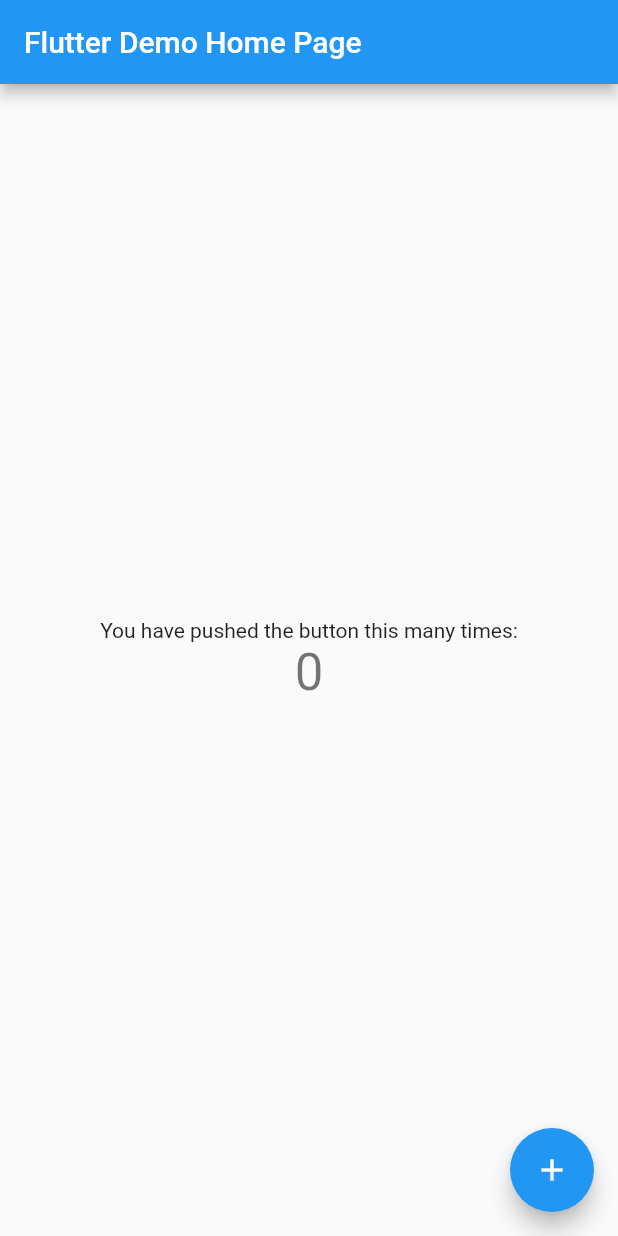
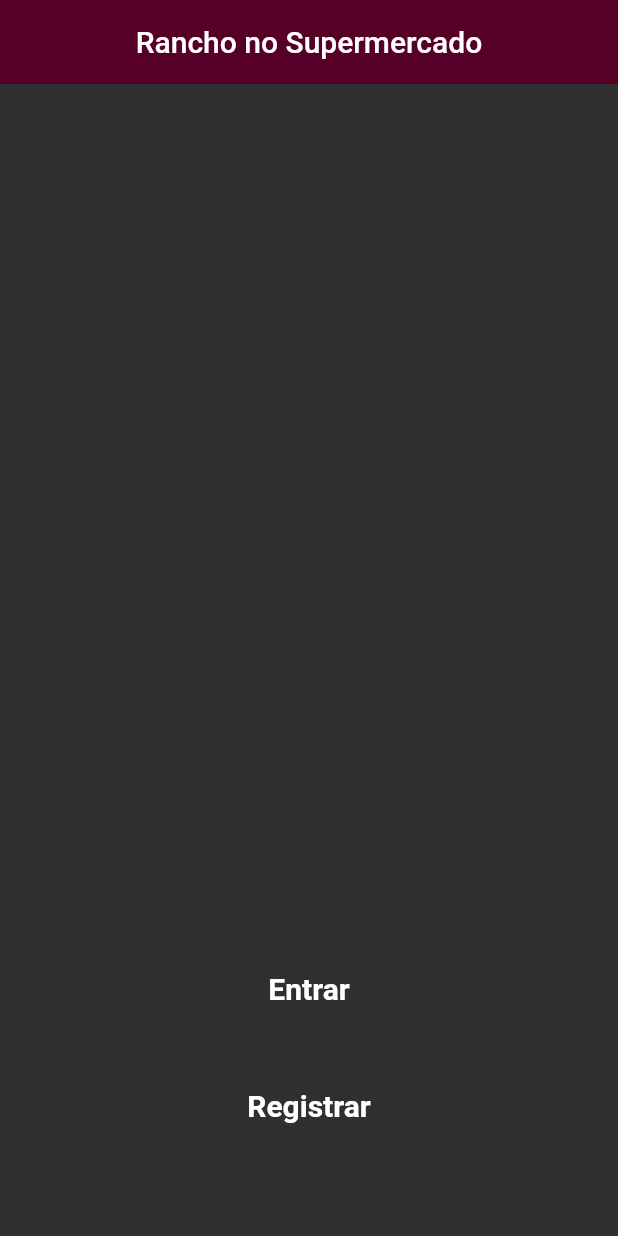
Before and after one commit to alanpasi/rancho_no_supermercado, a Flutter app: the screen it shows after launch, on a phone screen of 412 x 824 dp. Run offline on Flutter 3.47's test engine with Material 2 defaults, Android fonts, the light colour scheme and no system bars; our stand-ins replace cloud_firestore, firebase_auth, flutter_spinkit; accounts and stored records are empty.

Commit message:
Incluído as telas OpeningView, LogingView, RegisterView e MainView

```diff
--- a/lib/main.dart
+++ b/lib/main.dart
@@ -1,117 +1,36 @@
 import 'package:flutter/material.dart';
+import 'package:flutter/services.dart';
+import 'package:provider/provider.dart';
+import 'package:rancho_no_supermercado/services/auth_notifier.dart';
+import 'package:rancho_no_supermercado/services/produto_notifier.dart';
+import 'package:rancho_no_supermercado/views/loging_view.dart';
+import 'package:rancho_no_supermercado/views/main_view.dart';
+import 'package:rancho_no_supermercado/views/opening_view.dart';
+import 'package:rancho_no_supermercado/views/register_view.dart';
 
-void main() {
-  runApp(MyApp());
-}
+void main() => runApp(MyApp());
 
 class MyApp extends StatelessWidget {
   // This widget is the root of your application.
   @override
   Widget build(BuildContext context) {
+    // fixa o aplicativo em modo retrato
+    SystemChrome.setPreferredOrientations([DeviceOrientation.portraitUp]);
     return MaterialApp(
-      title: 'Flutter Demo',
+      debugShowCheckedModeBanner: false,
       theme: ThemeData(
-        // This is the theme of your application.
-        //
-        // Try running your application with "flutter run". You'll see the
-        // application has a blue toolbar. Then, without quitting the app, try
-        // changing the primarySwatch below to Colors.green and then invoke
-        // "hot reload" (press "r" in the console where you ran "flutter run",
-        // or simply save your changes to "hot reload" in a Flutter IDE).
-        // Notice that the counter didn't reset back to zero; the application
-        // is not restarted.
-        primarySwatch: Colors.blue,
-        // This makes the visual density adapt to the platform that you run
-        // the app on. For desktop platforms, the controls will be smaller and
-        // closer together (more dense) than on mobile platforms.
-        visualDensity: VisualDensity.adaptivePlatformDensity,
+        primaryColor: Color(0xff560027),
+        accentColor: Color(0xffbc477b),
+        brightness: Brightness.dark,
       ),
-      home: MyHomePage(title: 'Flutter Demo Home Page'),
+      title: 'Rancho no Supermercado',
+      initialRoute: '/',
+      routes: {
+        '/': (context) => OpeningView(),
+        '/loginView': (context) => LoginView(),
+        '/registerView': (context) => RegisterView(),
+        '/mainView': (context) => MainView(),
+      },
     );
   }
 }
-
-class MyHomePage extends StatefulWidget {
-  MyHomePage({Key key, this.title}) : super(key: key);
-
-  // This widget is the home page of your application. It is stateful, meaning
-  // that it has a State object (defined below) that contains fields that affect
-  // how it looks.
-
-  // This class is the configuration for the state. It holds the values (in this
-  // case the title) provided by the parent (in this case the App widget) and
-  // used by the build method of the State. Fields in a Widget subclass are
-  // always marked "final".
-
-  final String title;
-
-  @override
-  _MyHomePageState createState() => _MyHomePageState();
-}
-
-class _MyHomePageState extends State<MyHomePage> {
-  int _counter = 0;
-
-  void _incrementCounter() {
-    setState(() {
-      // This call to setState tells the Flutter framework that something has
-      // changed in this State, which causes it to rerun the build method below
-      // so that the display can reflect the updated values. If we changed
-      // _counter without calling setState(), then the build method would not be
-      // called again, and so nothing would appear to happen.
-      _counter++;
-    });
-  }
-
-  @override
-  Widget build(BuildContext context) {
-    // This method is rerun every time setState is called, for instance as done
-    // by the _incrementCounter method above.
-    //
-    // The Flutter framework has been optimized to make rerunning build methods
-    // fast, so that you can just rebuild anything that needs updating rather
-    // than having to individually change instances of widgets.
-    return Scaffold(
-      appBar: AppBar(
-        // Here we take the value from the MyHomePage object that was created by
-        // the App.build method, and use it to set our appbar title.
-        title: Text(widget.title),
-      ),
-      body: Center(
-        // Center is a layout widget. It takes a single child and positions it
-        // in the middle of the parent.
-        child: Column(
-          // Column is also a layout widget. It takes a list of children and
-          // arranges them vertically. By default, it sizes itself to fit its
-          // children horizontally, and tries to be as tall as its parent.
-          //
-          // Invoke "debug painting" (press "p" in the console, choose the
-          // "Toggle Debug Paint" action from the Flutter Inspector in Android
-          // Studio, or the "Toggle Debug Paint" command in Visual Studio Code)
-          // to see the wireframe for each widget.
-          //
-          // Column has various properties to control how it sizes itself and
-          // how it positions its children. Here we use mainAxisAlignment to
-          // center the children vertically; the main axis here is the vertical
-          // axis because Columns are vertical (the cross axis would be
-          // horizontal).
-          mainAxisAlignment: MainAxisAlignment.center,
-          children: <Widget>[
-            Text(
-              'You have pushed the button this many times:',
-            ),
-            Text(
-              '$_counter',
-              style: Theme.of(context).textTheme.headline4,
-            ),
-          ],
-        ),
-      ),
-      floatingActionButton: FloatingActionButton(
-        onPressed: _incrementCounter,
-        tooltip: 'Increment',
-        child: Icon(Icons.add),
-      ), // This trailing comma makes auto-formatting nicer for build methods.
-    );
-  }
-}
--- /dev/null
+++ b/lib/models/user.dart
@@ -0,0 +1,6 @@
+class User {
+
+  final String uid;
+
+  User({this.uid});
+}
--- /dev/null
+++ b/lib/views/opening_view.dart
@@ -0,0 +1,68 @@
+import 'package:flutter/material.dart';
+
+class OpeningView extends StatelessWidget {
+  @override
+  Widget build(BuildContext context) {
+    final mq = MediaQuery.of(context);
+
+//    final logo = Image.asset(
+//      'Zaffari_Toldo.png',
+//      height: mq.size.height / 4,
+//    );
+
+    return Scaffold(
+        appBar: AppBar(
+          elevation: 0.0,
+          centerTitle: true,
+          title: Text('Rancho no Supermercado'),
+        ),
+        body: Container(
+//          padding: EdgeInsets.all(80.0),
+          alignment: Alignment.center,
+          child: Padding(
+            padding: const EdgeInsets.only(bottom: 60.0),
+            child: Column(
+              mainAxisAlignment: MainAxisAlignment.end,
+              children: <Widget>[
+                MaterialButton(
+                  height: 54,
+//                  color: Color(0xffbc477b),
+                  minWidth: mq.size.width / 1.2,
+                  child: Text(
+                    'Entrar',
+                    textAlign: TextAlign.center,
+                    style: TextStyle(
+                      fontSize: 20.0,
+                      color: Colors.white,
+                      fontWeight: FontWeight.bold,
+                    ),
+                  ),
+                  onPressed: () {
+                    Navigator.pushReplacementNamed(context, '/loginView');
+                  },
+                ),
+                SizedBox(height: 24),
+                MaterialButton(
+                  height: 54,
+//                  color: Colors.deepPurpleAccent,
+                  minWidth: mq.size.width / 1.2,
+                  child: Text(
+                    'Registrar',
+                    textAlign: TextAlign.center,
+                    style: TextStyle(
+                      fontSize: 20.0,
+                      color: Colors.white,
+                      fontWeight: FontWeight.bold,
+                    ),
+                  ),
+                  onPressed: () {
+                    Navigator.pushNamed(context, '/registerView');
+                  },
+                )
+              ],
+            ),
+          ),
+        ),
+      );
+  }
+}
```
Also changed, not shown: lib/models/produto.dart (added, +17 -0 lines), lib/services/auth.dart (added, +47 -0 lines), lib/services/auth_notifier.dart (added, +13 -0 lines), lib/services/produto_notifier.dart (added, +22 -0 lines), lib/shared/constants.dart (added, +12 -0 lines), lib/shared/loading.dart (added, +25 -0 lines), lib/theme/routes.dart (added, +23 -0 lines), lib/views/authenticate/authenticate.dart (added, +15 -0 lines), lib/views/loging_view.dart (added, +114 -0 lines), lib/views/main_view.dart (added, +38 -0 lines), lib/views/register_view.dart (added, +110 -0 lines), pubspec.yaml (+10 -0 lines), assets/Zaffari_Esquilo.jpeg (added), assets/Zaffari_Toldo.png (added), 1 more files, 5 other files.
